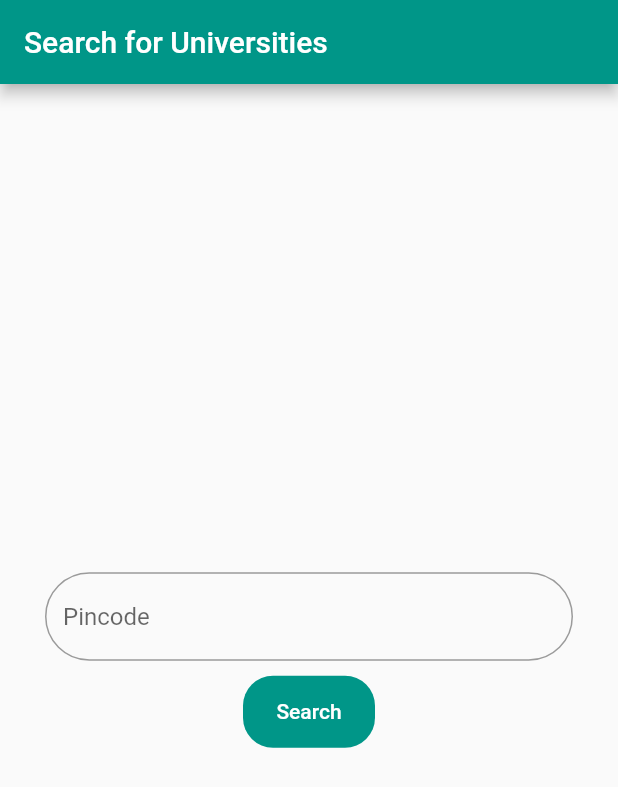
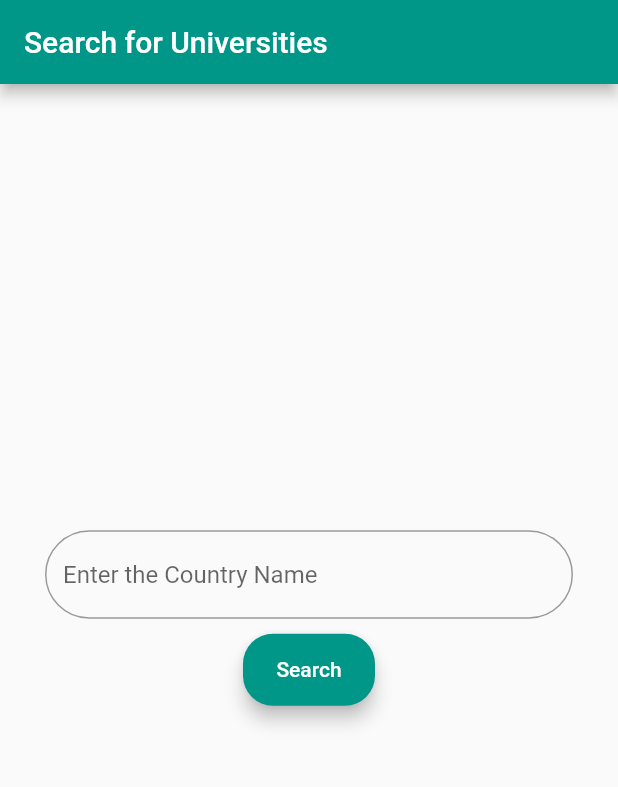
Before and after one commit to palak684/App-Dev-cohort-project, a Flutter app: the screen it shows after launch, on a phone screen of 412 x 824 dp. Shown: the top 787 px of the screen. Run offline on Flutter 3.47's test engine with Material 2 defaults, Android fonts, the light colour scheme and no system bars.

Commit message:
All files added

```diff
--- a/Task 2/lib/home.dart
+++ b/Task 2/lib/home.dart
@@ -1,27 +1,47 @@
-import 'package:flutter/material.dart';
+ import 'package:flutter/material.dart';
 class MyHome extends StatefulWidget {
   const MyHome({Key? key}) : super(key: key);
-
+  static String country="";
   @override
   State<MyHome> createState() => _MyHomeState();
 }
 
 class _MyHomeState extends State<MyHome> {
+  TextEditingController countryController = TextEditingController(); //
   @override
   Widget build(BuildContext context) {
     return Scaffold(
+      extendBodyBehindAppBar: true,
       appBar: AppBar(
         backgroundColor: Colors.teal,
         title: Text('Search for Universities'),
       ),
-      body: Container(
+
+      body:
+      // Center(
+      //   child: Stack(
+      //     children: [
+      //       Container(
+      //         decoration: BoxDecoration(
+      //           image: DecorationImage(
+      //             image: AssetImage("assets/img.png"),
+      //             fit: BoxFit.cover,
+      //           ),
+      //         ),
+      //       ),
+
+      Container(
         margin: EdgeInsets.only(left: 30, right: 30),
         child: Column(
           mainAxisAlignment: MainAxisAlignment.center ,
           children: [
             TextField(
+              controller: countryController, //
+              onChanged: (data){
+                MyHome.country=data;
+              },
               decoration: InputDecoration(
-                hintText: "Pincode",
+                hintText: "Enter the Country Name",
                 border: OutlineInputBorder(
                   borderRadius: BorderRadius.circular(30),
                 )
@@ -32,6 +52,7 @@ class _MyHomeState extends State<MyHome> {
             ),
 
             Material(
+              elevation: 5,
               borderRadius: BorderRadius.circular(20),
               color: Colors.teal,
               child: MaterialButton(
@@ -49,6 +70,11 @@ class _MyHomeState extends State<MyHome> {
           ],
         ),
       ),
+      //     ],
+      //   ),
+      // ),
+
+
     );
   }
 }
--- a/Task 2/lib/main.dart
+++ b/Task 2/lib/main.dart
@@ -2,6 +2,8 @@ import 'package:api_based_app/home.dart';
 import 'package:api_based_app/results.dart';
 import 'package:flutter/material.dart';
 
+
+// @dart=2.9
 void main() {
   runApp(MaterialApp(
     debugShowCheckedModeBanner: false,
```
Also changed, not shown: Task 2/lib/results.dart (+88 -0 lines).
